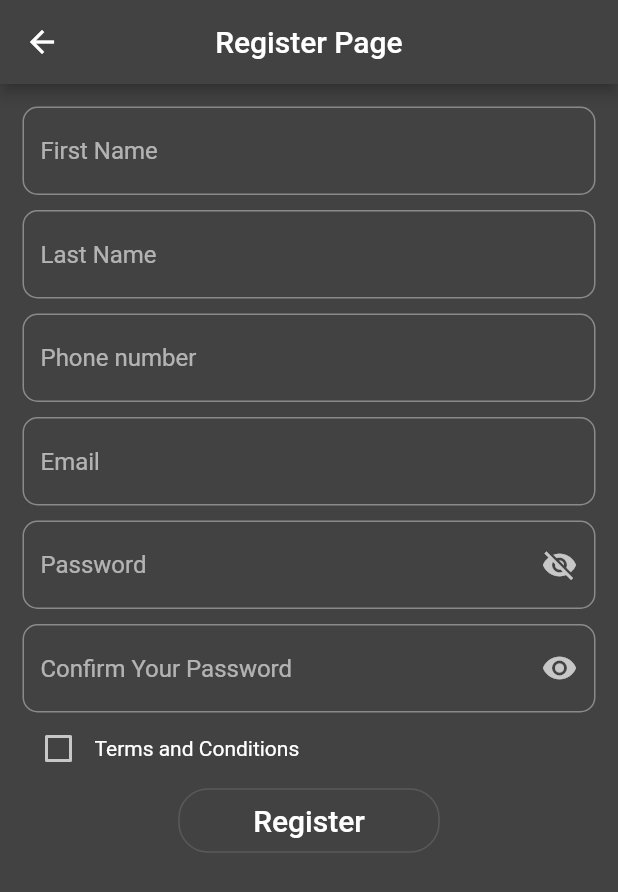
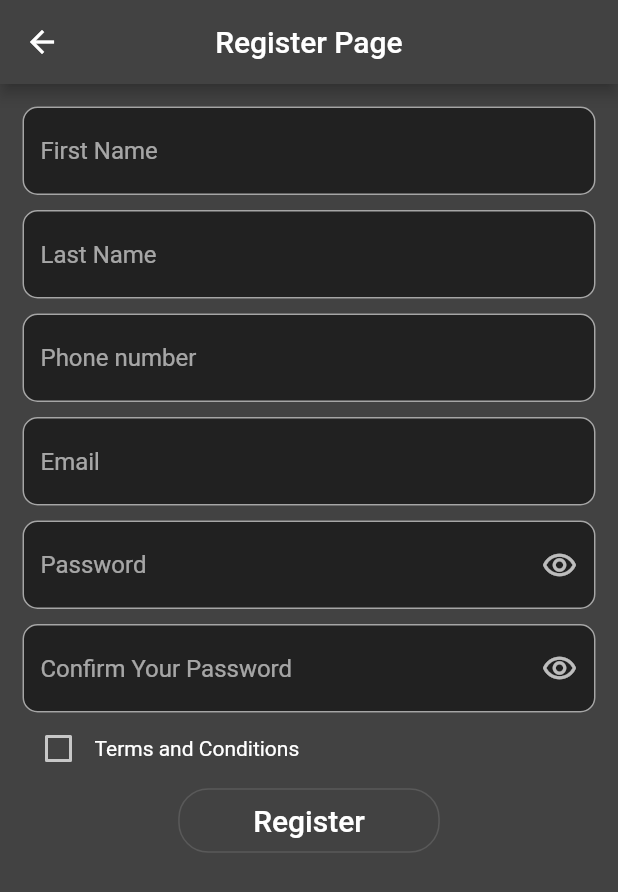
Before and after one commit to Kusal47/movie_app, a Flutter app: the screen it shows after launch, after a tap on "Register Now", on a phone screen of 412 x 824 dp. Shown: the top 892 px of the screen. Run offline on Flutter 3.47's test engine with Material 2 defaults, Android fonts, the phone set to English and light mode, and no system bars; our stand-ins replace cloud_firestore, firebase_auth, firebase_core, get, google_fonts; missing offline and left inert: tmdb_api; accounts and stored records are empty.

Commit message:
Comitted on May 10

```diff
--- a/lib/Login Register/login_page.dart
+++ b/lib/Login Register/login_page.dart
@@ -20,9 +20,9 @@ class _LoginPageState extends State<LoginPage> {
   @override
   Widget build(BuildContext context) {
     return Scaffold(
-      backgroundColor: Colors.grey[800],
       resizeToAvoidBottomInset: false,
       appBar: AppBar(
+        automaticallyImplyLeading: false,
         title: Text('Login Page'),
         centerTitle: true,
       ),
@@ -34,8 +34,15 @@ class _LoginPageState extends State<LoginPage> {
           child: Form(
             key: _formKey,
             child: Column(
-              mainAxisAlignment: MainAxisAlignment.center,
               children: [
+                Padding(
+                  padding: const EdgeInsets.all(30.0),
+                  child: Icon(
+                    Icons.account_circle_outlined,
+                    size: 100,
+                    color: Colors.white,
+                  ),
+                ),
                 TextFields(
                   controller: emailController,
                   isPassword: false,
@@ -44,7 +51,6 @@ class _LoginPageState extends State<LoginPage> {
                   isPhone: false,
                   isFname: false,
                   isLname: false,
-
                 ),
                 TextFields(
                   controller: passController,
@@ -71,7 +77,6 @@ class _LoginPageState extends State<LoginPage> {
                       passController.clear();
                     }),
                 SizedBox(height: 20),
-
                 Row(
                   mainAxisAlignment: MainAxisAlignment.center,
                   children: [
@@ -104,7 +109,6 @@ class _LoginPageState extends State<LoginPage> {
               ],
             ),
           ),
-
         ),
       ),
     );
--- a/lib/Login Register/register_page.dart
+++ b/lib/Login Register/register_page.dart
@@ -78,7 +78,6 @@ class _RegisterPageState extends State<RegisterPage> {
                   isPhone: false,
                   isEmail: true,
                   isPassword: false,
-
                 ),
                 TextFields(
                   controller: passC,
@@ -88,9 +87,7 @@ class _RegisterPageState extends State<RegisterPage> {
                   isPhone: false,
                   isEmail: false,
                   isPassword: true,
-
                 ),
-
                 TextFormField(
                   obscureText: isHidden ? false : true,
                   controller: passConfirm,
@@ -104,6 +101,8 @@ class _RegisterPageState extends State<RegisterPage> {
                     return null;
                   },
                   decoration: InputDecoration(
+                    filled: true,
+                    fillColor: Colors.grey[900],
                     border: OutlineInputBorder(
                       borderSide: BorderSide(
                         width: 2,
@@ -119,11 +118,10 @@ class _RegisterPageState extends State<RegisterPage> {
                       },
                       icon: isHidden
                           ? Icon(Icons.visibility_off)
-                          : Icon(Icons.visibility),
+                          : Icon(Icons.remove_red_eye_outlined),
                     ),
                   ),
                 ),
-
                 Row(
                   children: [
                     Checkbox(
@@ -152,7 +150,6 @@ class _RegisterPageState extends State<RegisterPage> {
                             'Email': emailC.text,
                             'Phone Number': int.parse(PhoneC.text),
                             'Password': passC.text.trim(),
-
                           });
                           Navigator.pushReplacement(
                               context,
--- a/lib/TextField/text_field.dart
+++ b/lib/TextField/text_field.dart
@@ -19,6 +19,10 @@ class TextFields extends StatefulWidget {
   final bool isFname;
   final bool isLname;
   final bool isPassword;
+
+  void dispose() {
+    controller.dispose();
+  }
 
   @override
   State<TextFields> createState() => _TextFieldsState();
@@ -81,6 +85,8 @@ class _TextFieldsState extends State<TextFields> {
             }
           },
           decoration: InputDecoration(
+            fillColor: Colors.grey[900],
+            filled: true,
             border: OutlineInputBorder(
               borderSide: BorderSide(
                 width: 2,
@@ -96,9 +102,8 @@ class _TextFieldsState extends State<TextFields> {
                       });
                     },
                     icon: isHidden
-                        ? Icon(Icons.visibility_off)
-                        : Icon(Icons.remove_red_eye_outlined),
-                  )
+                        ? Icon(Icons.remove_red_eye_outlined)
+                        : Icon(Icons.visibility_off))
                 : null,
           ),
         ),
```
